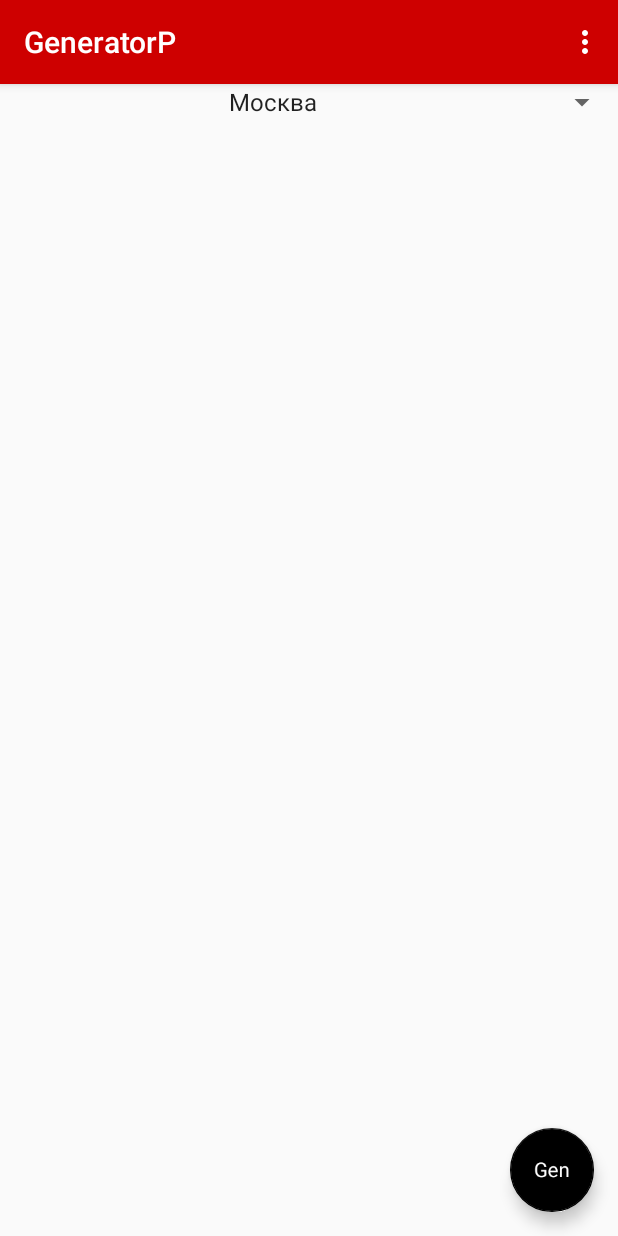
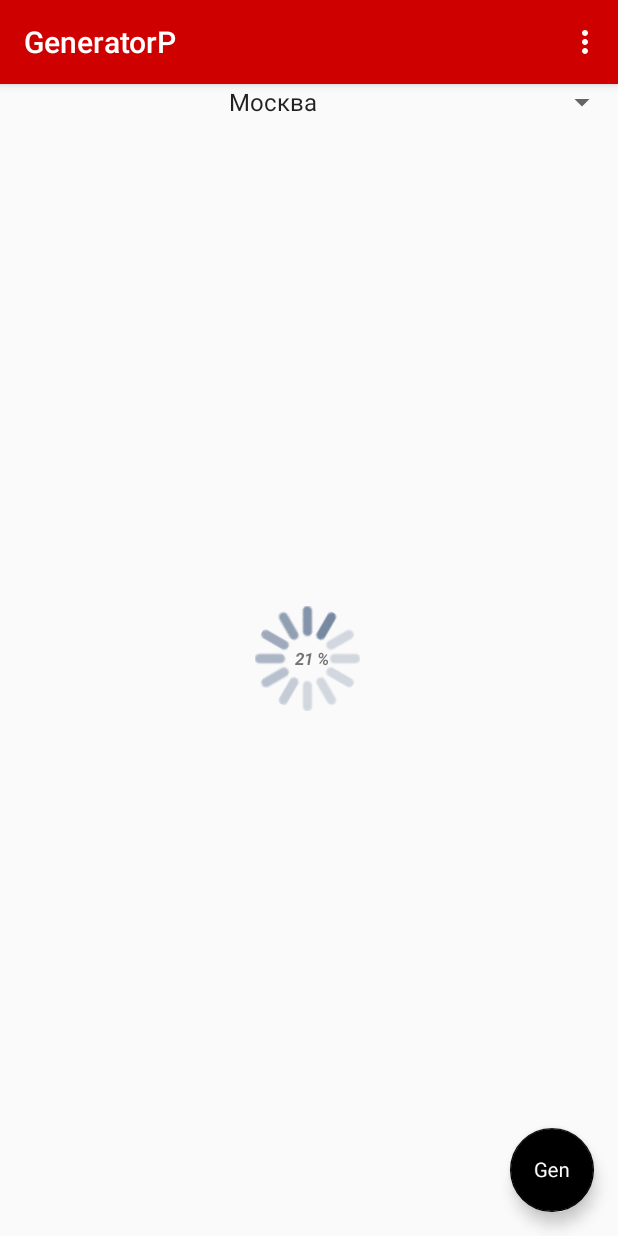
Before and after one commit to Zorn-s/TestZ, an Android app: the screen it shows after launch (MainActivity), after a tap on an icon or button, on a phone screen of 412 x 824 dp. Run offline under Robolectric (Android 15) with nearby library versions, the phone set to English and light mode, and no system bars; our stand-ins replace Room's generated code.

Commit message:
добавили прогресс бар

```diff
--- a/app/src/main/java/ru/app/generatorp/MainActivity.java
+++ b/app/src/main/java/ru/app/generatorp/MainActivity.java
@@ -20,10 +20,13 @@ import androidx.recyclerview.widget.RecyclerView;
 import androidx.room.Room;
 import androidx.room.RoomDatabase;
 
+import android.os.Handler;
 import android.util.Log;
 import android.view.View;
 import android.view.Menu;
 import android.view.MenuItem;
+import android.widget.ProgressBar;
+import android.widget.TextView;
 import android.widget.Toast;
 
 import java.util.ArrayList;
@@ -36,6 +39,11 @@ public class MainActivity extends AppCompatActivity {
     RecyclerView recyclerView;
     RecyclerView.Adapter adapter;
 
+
+    ProgressBar progressBar;
+    TextView txt;
+    Handler handler;
+    int ind=0;
 
     @Override
     protected void onCreate(Bundle savedInstanceState) {
@@ -73,6 +81,11 @@ public class MainActivity extends AppCompatActivity {
         List<User> users = db.userDao().getAllUsers();
 //-------------------------------------------------------------------
 
+        progressBar = findViewById(R.id.progress);
+        txt = (TextView)findViewById(R.id.textView);
+
+
+
         recyclerView = findViewById(R.id.recycler_view);
 
         recyclerView.setLayoutManager(new LinearLayoutManager(this));
@@ -93,7 +106,7 @@ public class MainActivity extends AppCompatActivity {
 
                 //Snackbar.make(view, "Replace with your own action", Snackbar.LENGTH_LONG).setAction("Action", null).show();
 
-
+            H(350);
 
 
 
@@ -129,7 +142,43 @@ public static Bitmap textAsBitmap(String text, float textSize, int textColor) {
     return image;
 }
 //-----------------------------------------------------------
+private void H(final int delay) {
 
+    progressBar.setVisibility(View.VISIBLE);
+    txt.setVisibility(View.VISIBLE);
+
+
+    if (handler != null) {
+        handler.removeCallbacksAndMessages(null);
+    }
+
+    handler = new Handler();
+    handler.post(new Runnable() {
+        @Override
+        public void run() {
+            //------------------------------
+            progressBar.setProgress(ind);
+            ind+=3;
+            txt.setText(String.valueOf(ind) + " %");
+
+            //------------------------------
+
+            handler.postDelayed(this, delay);
+
+//------------------------------останавливаем поток
+            if (ind >= 100) {
+                handler.removeCallbacksAndMessages(null);
+
+                txt.setText(String.valueOf(ind) + " %");
+                ind = 0;
+                progressBar.setVisibility(View.INVISIBLE);
+                txt.setVisibility(View.INVISIBLE);
+            }
+//------------------------------
+
+        }
+    });
+}
 
     @Override
     public boolean onCreateOptionsMenu(Menu menu) {
--- a/app/src/main/res/layout/content_main.xml
+++ b/app/src/main/res/layout/content_main.xml
@@ -26,4 +26,38 @@
         app:layout_constraintRight_toRightOf="parent"
         app:layout_constraintTop_toBottomOf="@+id/spinner" />
 
+
+    <ProgressBar
+        android:id="@+id/progress"
+        style="@style/Widget.AppCompat.ProgressBar.Horizontal"
+
+        android:layout_width="70dp"
+        android:layout_height="70dp"
+        android:indeterminateOnly="false"
+        android:max="100"
+        android:progress="0"
+        android:progressDrawable="@drawable/blue_progress"
+        android:visibility="invisible"
+        app:layout_constraintBottom_toBottomOf="parent"
+        app:layout_constraintEnd_toEndOf="parent"
+        app:layout_constraintHorizontal_bias="0.498"
+        app:layout_constraintStart_toStartOf="parent"
+        app:layout_constraintTop_toTopOf="parent"
+        app:layout_constraintVertical_bias="0.499" />
+
+    <TextView
+        android:id="@+id/textView"
+        android:layout_width="32dp"
+        android:layout_height="20dp"
+        android:text="0"
+        android:textSize="11sp"
+        android:textStyle="bold|italic"
+        android:visibility="invisible"
+        app:layout_constraintBottom_toBottomOf="parent"
+        app:layout_constraintEnd_toEndOf="parent"
+        app:layout_constraintHorizontal_bias="0.517"
+        app:layout_constraintStart_toStartOf="parent"
+        app:layout_constraintTop_toTopOf="parent"
+        app:layout_constraintVertical_bias="0.502" />
+
 </androidx.constraintlayout.widget.ConstraintLayout>
```
